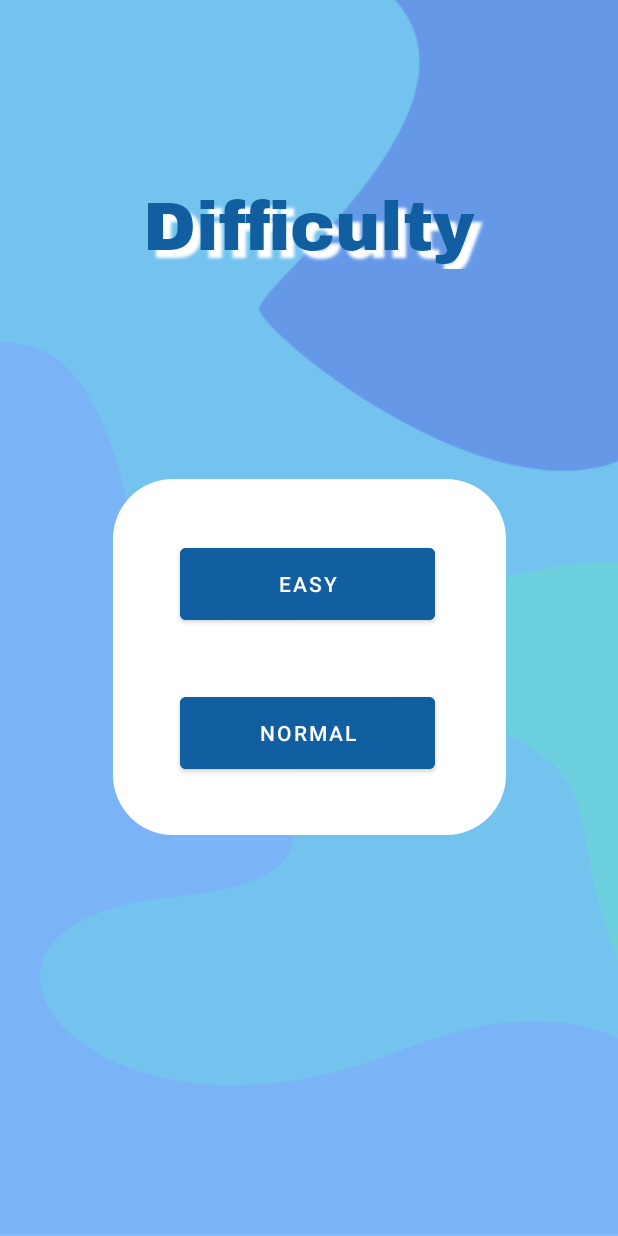
After one commit to sranker17/SETCardGame, an Android app: the layout activity_register.xml on its own in the app's theme, with its tools: preview values and no code run, on a phone screen of 412 x 824 dp. The commit adds this screen. Run offline under Robolectric (Android 15) with nearby library versions, the phone set to English and light mode, and no system bars; Roboto replaces fonts that are not available here.

```diff
--- a/app/build.gradle
+++ b/app/build.gradle
@@ -10,7 +10,7 @@
         minSdk 26
         targetSdk 32
         versionCode 2
-        versionName "2.0.0"
+        versionName "2.0.1"
 
         testInstrumentationRunner "androidx.test.runner.AndroidJUnitRunner"
     }
--- /dev/null
+++ b/app/src/main/res/layout/activity_register.xml
@@ -0,0 +1,71 @@
+<?xml version="1.0" encoding="utf-8"?>
+<androidx.constraintlayout.widget.ConstraintLayout xmlns:android="http://schemas.android.com/apk/res/android"
+    xmlns:app="http://schemas.android.com/apk/res-auto"
+    xmlns:tools="http://schemas.android.com/tools"
+    android:layout_width="match_parent"
+    android:layout_height="match_parent"
+    tools:context=".viewmodel.DifficultyActivity"
+    android:background="@drawable/set_background">
+
+    <TextView
+        android:id="@+id/difficultyTV"
+        android:layout_width="0dp"
+        android:layout_height="wrap_content"
+        android:fontFamily="@font/archivo_black"
+        android:gravity="center"
+        android:shadowColor="@color/white"
+        android:shadowDx="8"
+        android:shadowDy="8"
+        android:shadowRadius="2"
+        android:text="@string/difficulty"
+        android:textColor="@color/blue"
+        android:textSize="45sp"
+        app:layout_constraintBottom_toTopOf="@+id/view"
+        app:layout_constraintEnd_toEndOf="parent"
+        app:layout_constraintHorizontal_bias="0.0"
+        app:layout_constraintStart_toStartOf="parent"
+        app:layout_constraintTop_toTopOf="parent"
+        app:layout_constraintVertical_bias="0.467" />
+
+    <View
+        android:id="@+id/view"
+        android:layout_width="262dp"
+        android:layout_height="237dp"
+        android:background="@drawable/radius"
+        app:layout_constraintBottom_toBottomOf="parent"
+        app:layout_constraintEnd_toEndOf="parent"
+        app:layout_constraintStart_toStartOf="parent"
+        app:layout_constraintTop_toTopOf="parent"
+        app:layout_constraintVertical_bias="0.544" />
+
+    <Button
+        android:id="@+id/easyBtn"
+        android:layout_width="170dp"
+        android:layout_height="60dp"
+        android:backgroundTint="@color/blue"
+        android:gravity="center"
+        android:onClick="switchToSingleplayer"
+        android:text="@string/easy"
+        app:layout_constraintBottom_toBottomOf="@+id/view"
+        app:layout_constraintEnd_toEndOf="parent"
+        app:layout_constraintHorizontal_bias="0.497"
+        app:layout_constraintStart_toStartOf="parent"
+        app:layout_constraintTop_toTopOf="@+id/view"
+        app:layout_constraintVertical_bias="0.225" />
+
+    <Button
+        android:id="@+id/normalBtn"
+        android:layout_width="170dp"
+        android:layout_height="60dp"
+        android:backgroundTint="@color/blue"
+        android:gravity="center"
+        android:onClick="switchToSingleplayer"
+        android:text="@string/normal"
+        app:layout_constraintBottom_toBottomOf="@+id/view"
+        app:layout_constraintEnd_toEndOf="parent"
+        app:layout_constraintHorizontal_bias="0.497"
+        app:layout_constraintStart_toStartOf="parent"
+        app:layout_constraintTop_toBottomOf="@+id/easyBtn"
+        app:layout_constraintVertical_bias="0.506" />
+
+</androidx.constraintlayout.widget.ConstraintLayout>
```
Also changed, not shown: app/src/main/java/com/example/setcardgame/viewmodel/LoginActivity.java (added, +31 -0 lines), app/src/main/java/com/example/setcardgame/viewmodel/MainActivity.java (+13 -2 lines), app/src/main/java/com/example/setcardgame/viewmodel/RegisterActivity.java (added, +31 -0 lines), app/src/main/res/layout/activity_login.xml (added, +71 -0 lines), 2 other files.
